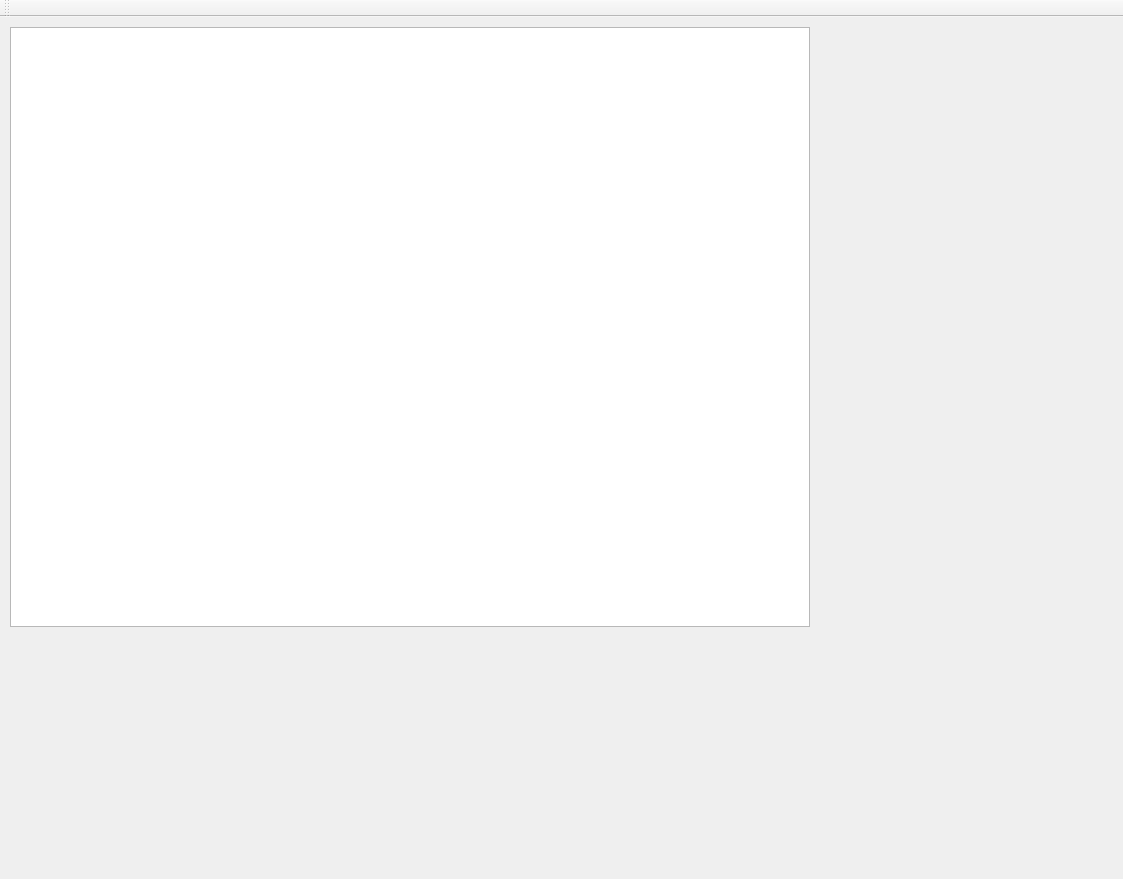
papalqi/oocd, file UI/UI.ui: the form before one commit.
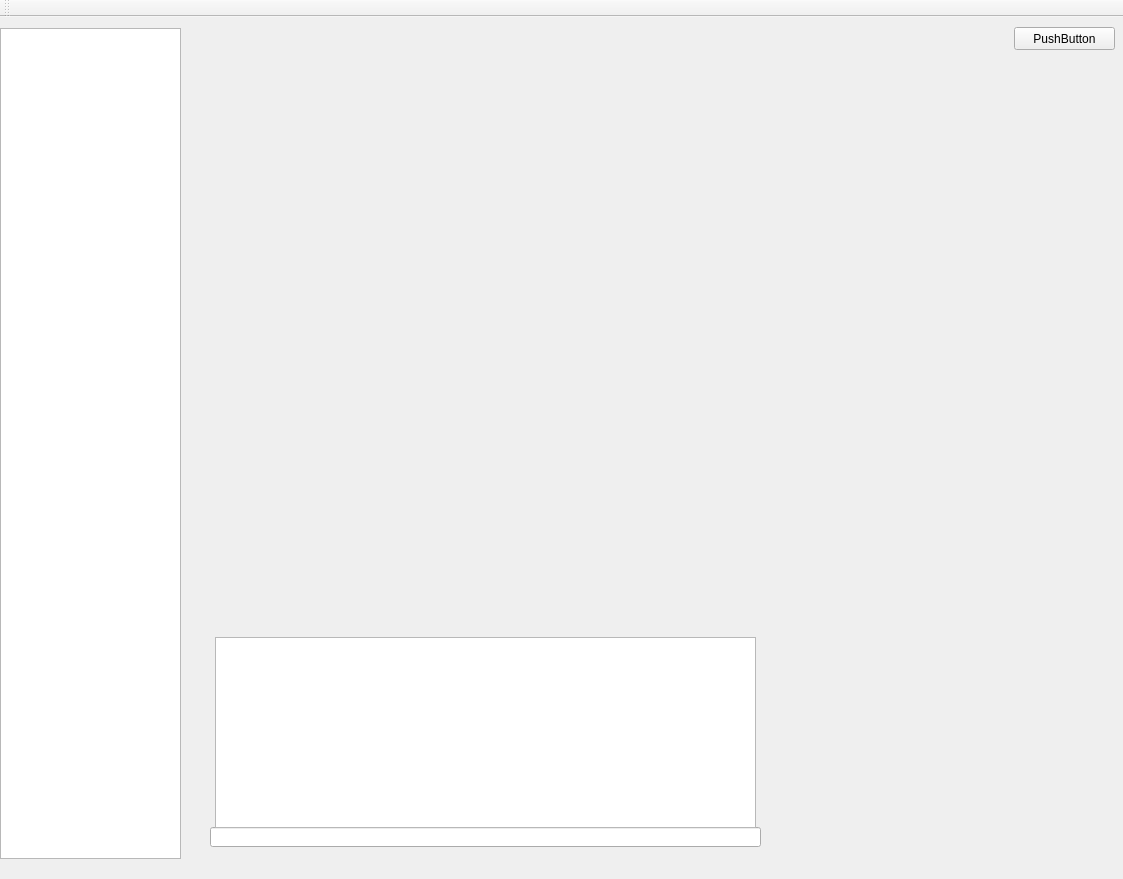
The form after the commit. Custom widgets are drawn as their Qt base class.

```diff
--- a/UI/UI.ui
+++ b/UI/UI.ui
@@ -14,13 +14,46 @@
    <string>UI</string>
   </property>
   <widget class="QWidget" name="centralWidget">
-   <widget class="RenderWindows" name="graphicsView">
+   <widget class="QPushButton" name="pushButton">
     <property name="geometry">
      <rect>
-      <x>10</x>
+      <x>1014</x>
       <y>10</y>
-      <width>800</width>
-      <height>600</height>
+      <width>101</width>
+      <height>23</height>
+     </rect>
+    </property>
+    <property name="text">
+     <string>PushButton</string>
+    </property>
+   </widget>
+   <widget class="QListWidget" name="listWidget">
+    <property name="geometry">
+     <rect>
+      <x>0</x>
+      <y>11</y>
+      <width>181</width>
+      <height>831</height>
+     </rect>
+    </property>
+   </widget>
+   <widget class="QLineEdit" name="lineEdit">
+    <property name="geometry">
+     <rect>
+      <x>210</x>
+      <y>810</y>
+      <width>551</width>
+      <height>20</height>
+     </rect>
+    </property>
+   </widget>
+   <widget class="QTextBrowser" name="textBrowser">
+    <property name="geometry">
+     <rect>
+      <x>215</x>
+      <y>620</y>
+      <width>541</width>
+      <height>191</height>
      </rect>
     </property>
    </widget>
@@ -45,13 +78,6 @@
   </widget>
  </widget>
  <layoutdefault spacing="6" margin="11"/>
- <customwidgets>
-  <customwidget>
-   <class>RenderWindows</class>
-   <extends>QGraphicsView</extends>
-   <header location="global">renderwindows.h</header>
-  </customwidget>
- </customwidgets>
  <resources>
   <include location="UI.qrc"/>
  </resources>
```
